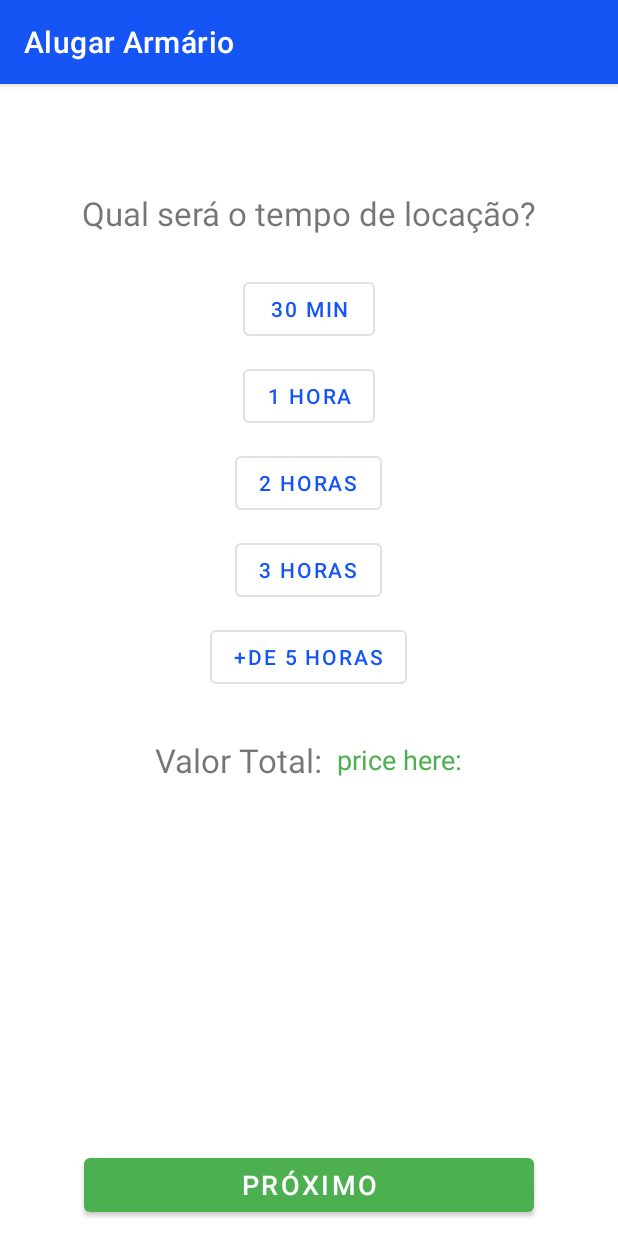
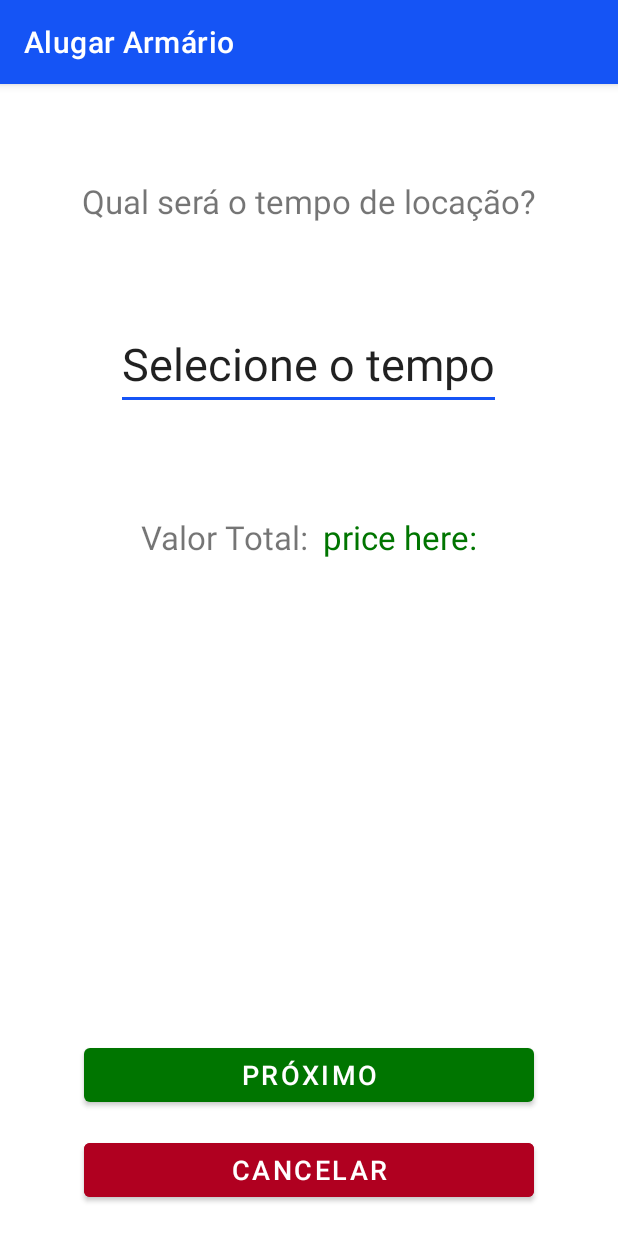
Before and after one commit to ghabrielferrari/PI3-ES-2024-TIME-19, an Android app: the RentLockerActivity screen opened directly, with no data from a screen before it, on a phone screen of 412 x 824 dp. Run offline under Robolectric (Android 15) with nearby library versions, the light colour scheme and no system bars.

Commit message:
Atualizei a RentLockerActivity, o QrcodeActivity colocando algumas funcionalidades nos botões e correção de alguns warnigns no xml

```diff
--- a/app/src/main/res/layout/activity_rent_locker.xml
+++ b/app/src/main/res/layout/activity_rent_locker.xml
@@ -28,7 +28,7 @@
         android:layout_height="wrap_content"
         android:layout_below="@+id/toolbar"
         android:layout_centerVertical="true"
-        android:layout_marginTop="56dp"
+        android:layout_marginTop="48dp"
         android:orientation="vertical">
 
         <androidx.appcompat.widget.AppCompatTextView
@@ -42,57 +42,26 @@
             android:textSize="22sp">
         </androidx.appcompat.widget.AppCompatTextView>
 
-        <Button
-            android:id="@+id/btnRl30min"
-            style="?attr/materialButtonOutlinedStyle"
+        <LinearLayout
             android:layout_width="wrap_content"
             android:layout_height="wrap_content"
             android:layout_gravity="center_horizontal"
-            android:layout_marginTop="10dp"
-            android:text="30 min" />
-
-        <Button
-            android:id="@+id/btnRl1h"
-            style="?attr/materialButtonOutlinedStyle"
-            android:layout_width="wrap_content"
-            android:layout_height="wrap_content"
-            android:layout_gravity="center_horizontal"
-            android:layout_marginTop="10dp"
-            android:text="1 hora" />
-
-        <Button
-            android:id="@+id/btnRl2h"
-            style="?attr/materialButtonOutlinedStyle"
-            android:layout_width="wrap_content"
-            android:layout_height="wrap_content"
-            android:layout_gravity="center_horizontal"
-            android:layout_marginTop="10dp"
-            android:text="2 horas" />
-
-        <Button
-            android:id="@+id/btnRl3h"
-            style="?attr/materialButtonOutlinedStyle"
-            android:layout_width="wrap_content"
-            android:layout_height="wrap_content"
-            android:layout_gravity="center_horizontal"
-            android:layout_marginTop="10dp"
-            android:text="3 horas" />
-
-        <Button
-            android:id="@+id/btnRlPlus5h"
-            style="?attr/materialButtonOutlinedStyle"
-            android:layout_width="wrap_content"
-            android:layout_height="wrap_content"
-            android:layout_gravity="center_horizontal"
-            android:layout_marginTop="10dp"
-            android:text="+de 5 horas" />
+            android:layout_marginTop="48dp">
+            <TextView
+                android:id="@+id/tvTime"
+                android:layout_width="wrap_content"
+                android:layout_height="wrap_content"
+                android:text="Selecione o tempo"
+                android:textSize="30sp"
+                style="@style/Widget.AppCompat.Light.AutoCompleteTextView"/>
+        </LinearLayout>
 
         <LinearLayout
             android:layout_width="wrap_content"
             android:layout_height="wrap_content"
             android:orientation="horizontal"
             android:layout_gravity="center"
-            android:layout_marginTop="30dp">
+            android:layout_marginTop="70dp">
             <TextView
                 style="@style/Widget.MaterialComponents.TextView"
                 android:layout_width="wrap_content"
@@ -106,25 +75,44 @@
                 android:layout_height="wrap_content"
                 android:layout_gravity="center"
                 android:layout_marginStart="10dp"
-                android:textColor="#4CAF50"
+                android:textColor="#007500"
                 android:text="price here:"
-                android:textSize="18dp"/>
+                android:textSize="22sp"/>
 
         </LinearLayout>
 
     </LinearLayout>
 
+<LinearLayout
+
+    android:layout_width="match_parent"
+    android:layout_height="wrap_content"
+    android:orientation="vertical"
+    android:gravity="center"
+    android:layout_marginTop="20dp"
+    android:layout_marginBottom="20dp"
+    android:layout_alignParentBottom="true">
+
     <Button
         android:id="@+id/btnNext"
         android:layout_width="300dp"
         android:layout_height="wrap_content"
-        android:layout_marginTop="10dp"
         android:text="Próximo"
-        android:layout_alignParentBottom="true"
-        android:layout_marginBottom="10dp"
-        android:textSize="18dp"
+        android:textSize="18sp"
         android:textAlignment="center"
-        app:backgroundTint="#4CAF50"
-        android:layout_centerHorizontal="true"/>
+        app:backgroundTint="#007500">
+    </Button>
+
+    <Button
+        android:id="@+id/btnCancel"
+        android:layout_width="300dp"
+        android:layout_height="wrap_content"
+        android:layout_marginTop="15dp"
+        android:text="Cancelar"
+        android:textSize="18sp"
+        android:backgroundTint="@color/danger">
+    </Button>
+
+</LinearLayout>
 
 </RelativeLayout>
```
Also changed, not shown: app/src/main/java/com/example/pi3_es_2024_time19/QrcodeActivity.kt (+29 -0 lines), app/src/main/java/com/example/pi3_es_2024_time19/RentLockerActivity.kt (+80 -0 lines).
